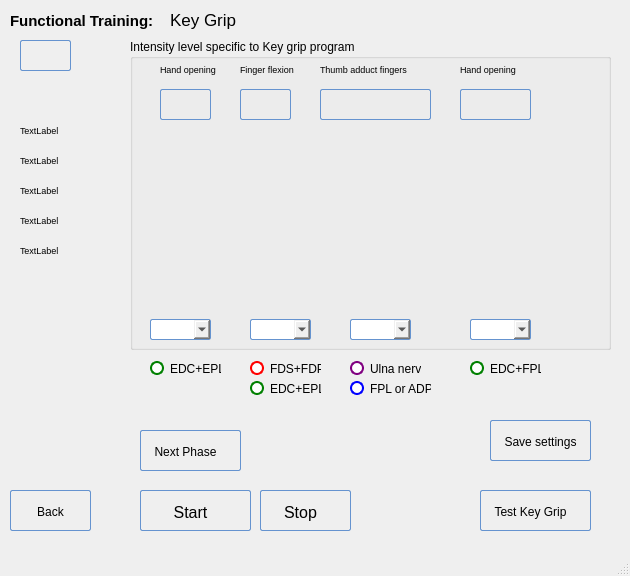
The window that POML060_v1/programkeygripv2.ui (viniltc/POML060) describes before a commit, drawn with Qt 5.
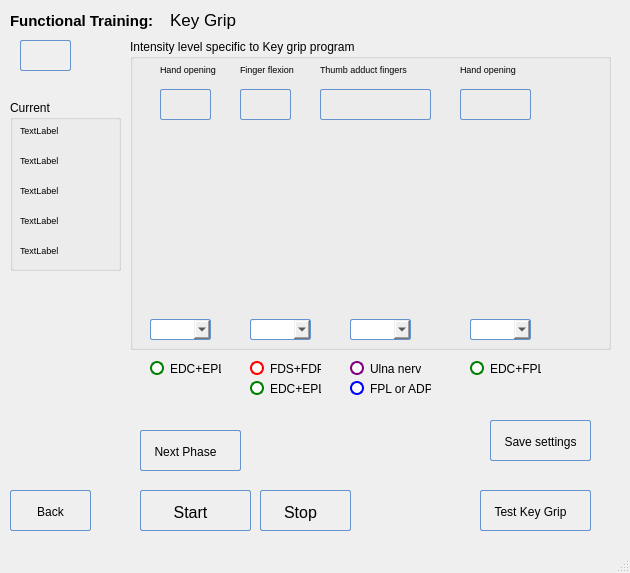
The same window after the commit. Icons and pictures are not drawn.

```diff
--- a/POML060_v1/programkeygripv2.ui
+++ b/POML060_v1/programkeygripv2.ui
@@ -7,7 +7,7 @@
     <x>0</x>
     <y>0</y>
     <width>630</width>
-    <height>576</height>
+    <height>573</height>
    </rect>
   </property>
   <property name="windowTitle">
@@ -1308,10 +1308,10 @@
    <widget class="QLabel" name="label_7">
     <property name="geometry">
      <rect>
-      <x>20</x>
-      <y>410</y>
-      <width>271</width>
-      <height>16</height>
+      <x>0</x>
+      <y>440</y>
+      <width>131</width>
+      <height>31</height>
      </rect>
     </property>
     <property name="text">
@@ -1331,6 +1331,19 @@
      <string/>
     </property>
    </widget>
+   <widget class="QGroupBox" name="groupBox_2">
+    <property name="geometry">
+     <rect>
+      <x>10</x>
+      <y>100</y>
+      <width>111</width>
+      <height>171</height>
+     </rect>
+    </property>
+    <property name="title">
+     <string>Current</string>
+    </property>
+   </widget>
   </widget>
   <widget class="QMenuBar" name="menubar">
    <property name="geometry">
```
